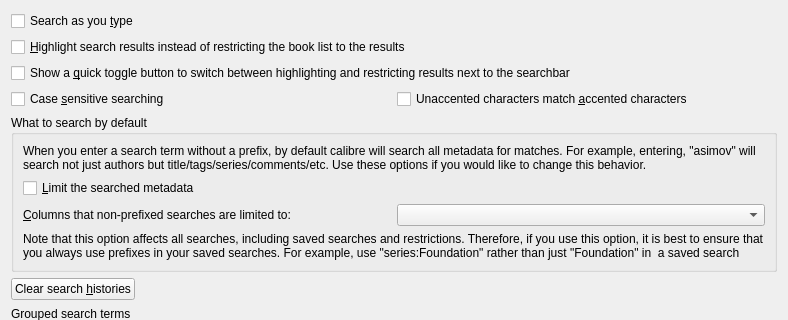
Before: the Qt Designer form src/calibre/gui2/preferences/search.ui in debian-calibre/calibre, drawn with Qt 5; both pictures show x 0 to 788 and y 0 to 320 of the 788 by 663 pixel window.
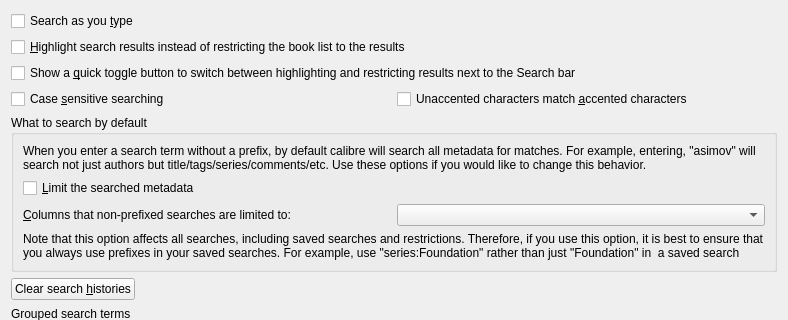
After: the same form once the commit is applied. Icons and pictures are not drawn. Custom widgets are drawn as their Qt base class.

The edit to the form file:
```diff
--- a/src/calibre/gui2/preferences/search.ui
+++ b/src/calibre/gui2/preferences/search.ui
@@ -326,7 +326,7 @@
       <string>&lt;p&gt;This option will cause a small button to appear next to the search bar. Clicking the button will toggle between showing only the search results and showing all books with the search results highlighted.</string>
      </property>
      <property name="text">
-      <string>Show a &amp;quick toggle button to switch between highlighting and restricting results next to the searchbar</string>
+      <string>Show a &amp;quick toggle button to switch between highlighting and restricting results next to the Search bar</string>
      </property>
     </widget>
    </item>
```
Left out of the diff: 2 changed lines with no effect on the pictures.
